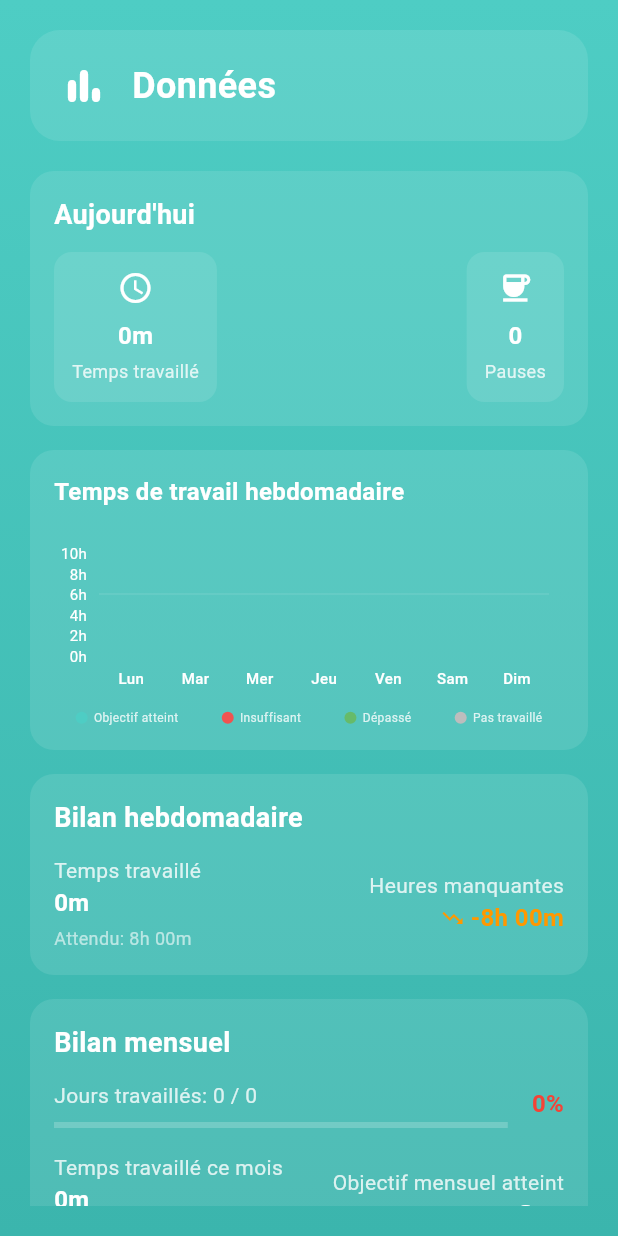
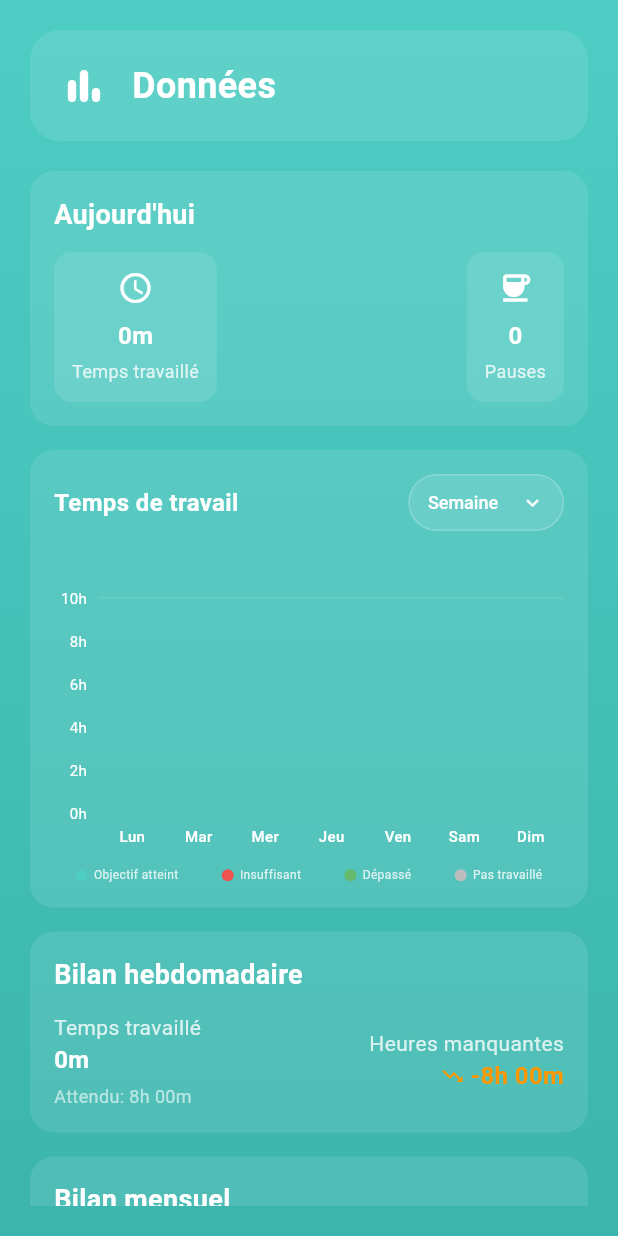
Before and after one commit to OscarIsorez/pointeur_app, a Flutter app: the DataScreenContent widget shown alone on an empty page, opened directly, on a phone screen of 412 x 824 dp. Run offline on Flutter 3.47's test engine with Material 3 defaults, Android fonts, the phone set to English and light mode, and no system bars; drawn by our look-alikes of fl_chart; our stand-ins replace equatable, flutter_bloc, shared_preferences; accounts and stored records are empty.

Commit message:
feat: Add WorkTimeChart widget and LoadAllWorkDataEvent to visualize all work data

```diff
--- a/lib/UI/widgets/data_screen_content.dart
+++ b/lib/UI/widgets/data_screen_content.dart
@@ -7,7 +7,7 @@ import 'package:pointeur_app/bloc/work_session_states.dart';
 import 'package:pointeur_app/bloc/settings_bloc.dart';
 import 'package:pointeur_app/bloc/settings_states.dart';
 import 'package:pointeur_app/services/work_time_service.dart';
-import 'package:pointeur_app/UI/widgets/weekly_work_chart.dart';
+import 'package:pointeur_app/UI/widgets/work_time_chart.dart';
 import 'dart:async';
 
 class DataScreenContent extends StatefulWidget {
@@ -255,6 +255,11 @@ class _DataScreenContentState extends State<DataScreenContent>
                               ? sessionState.weeklyData
                               : null;
 
+                      final allWorkData =
+                          sessionState is WorkSessionLoadedState
+                              ? sessionState.allWorkData
+                              : null;
+
                       final settings =
                           sessionState is WorkSessionLoadedState
                               ? sessionState.settings
@@ -272,6 +277,14 @@ class _DataScreenContentState extends State<DataScreenContent>
                           WidgetsBinding.instance.addPostFrameCallback((_) {
                             context.read<WorkSessionBloc>().add(
                               LoadWeeklyDataEvent(),
+                            );
+                          });
+                        }
+                        if (allWorkData == null) {
+                          // Load all work data if missing
+                          WidgetsBinding.instance.addPostFrameCallback((_) {
+                            context.read<WorkSessionBloc>().add(
+                              LoadAllWorkDataEvent(),
                             );
                           });
                         }
@@ -346,9 +359,9 @@ class _DataScreenContentState extends State<DataScreenContent>
 
                             const SizedBox(height: 16),
 
-                            // Weekly work time chart
-                            WeeklyWorkTimeChart(
-                              weeklyData: weeklyData,
+                            // Work time chart with period selector
+                            WorkTimeChart(
+                              allWorkData: allWorkData,
                               settings: settings,
                             ),
 
--- /dev/null
+++ b/lib/UI/widgets/work_time_chart.dart
@@ -0,0 +1,517 @@
+import 'package:fl_chart/fl_chart.dart';
+import 'package:flutter/material.dart';
+import 'package:pointeur_app/theme/app_colors.dart';
+import 'package:pointeur_app/models/work_settings.dart';
+import 'package:pointeur_app/models/chart_period.dart';
+import 'package:pointeur_app/services/work_time_service.dart';
+
+class WorkTimeChart extends StatefulWidget {
+  final List<WorkDayData>? allWorkData;
+  final WorkSettings? settings;
+
+  const WorkTimeChart({super.key, this.allWorkData, this.settings});
+
+  @override
+  State<WorkTimeChart> createState() => _WorkTimeChartState();
+}
+
+class _WorkTimeChartState extends State<WorkTimeChart> {
+  ChartPeriod _selectedPeriod = ChartPeriod.currentWeek;
+
+  // Colors for different work statuses
+  final Color underWorkedColor = Colors.red.shade400;
+  final Color exactWorkedColor = AppColors.primaryTeal;
+  final Color overWorkedColor = Colors.green.shade400;
+  final Color noWorkColor = Colors.grey.shade400;
+
+  @override
+  Widget build(BuildContext context) {
+    return Container(
+      padding: const EdgeInsets.all(16),
+      decoration: BoxDecoration(
+        color: Colors.white.withValues(alpha: 0.1),
+        borderRadius: BorderRadius.circular(16),
+      ),
+      child: Column(
+        crossAxisAlignment: CrossAxisAlignment.start,
+        children: [
+          // Header with period selector
+          Row(
+            mainAxisAlignment: MainAxisAlignment.spaceBetween,
+            children: [
+              Text(
+                'Temps de travail',
+                style: TextStyle(
+                  fontSize: 16,
+                  fontWeight: FontWeight.bold,
+                  color: Colors.white,
+                ),
+              ),
+              _buildPeriodSelector(),
+            ],
+          ),
+          const SizedBox(height: 16),
+
+          // Chart
+          SizedBox(
+            height: 200,
+            child:
+                widget.allWorkData == null
+                    ? const Center(
+                      child: CircularProgressIndicator(
+                        valueColor: AlwaysStoppedAnimation<Color>(Colors.white),
+                      ),
+                    )
+                    : _buildChart(),
+          ),
+
+          const SizedBox(height: 8),
+          _buildLegend(),
+        ],
+      ),
+    );
+  }
+
+  Widget _buildPeriodSelector() {
+    return Container(
+      padding: const EdgeInsets.symmetric(horizontal: 12, vertical: 6),
+      decoration: BoxDecoration(
+        color: Colors.white.withValues(alpha: 0.1),
+        borderRadius: BorderRadius.circular(20),
+        border: Border.all(color: Colors.white.withValues(alpha: 0.2)),
+      ),
+      child: DropdownButtonHideUnderline(
+        child: DropdownButton<ChartPeriod>(
+          value: _selectedPeriod,
+          isDense: true,
+          style: const TextStyle(
+            color: Colors.white,
+            fontSize: 12,
+            fontWeight: FontWeight.w500,
+          ),
+          dropdownColor: AppColors.primaryTealDark,
+          icon: Icon(Icons.keyboard_arrow_down, color: Colors.white, size: 16),
+          items:
+              ChartPeriod.values.map((period) {
+                return DropdownMenuItem<ChartPeriod>(
+                  value: period,
+                  child: Text(
+                    period.shortName,
+                    style: const TextStyle(color: Colors.white, fontSize: 12),
+                  ),
+                );
+              }).toList(),
+          onChanged: (ChartPeriod? newPeriod) {
+            if (newPeriod != null) {
+              setState(() {
+                _selectedPeriod = newPeriod;
+              });
+            }
+          },
+        ),
+      ),
+    );
+  }
+
+  Widget _buildChart() {
+    final chartData = _getChartData();
+
+    return AspectRatio(
+      aspectRatio: 2.0,
+      child: LayoutBuilder(
+        builder: (context, constraints) {
+          final availableWidth = constraints.maxWidth - 20;
+          final barCount = chartData.length;
+
+          // Ajuster la largeur selon le nombre de barres
+          double barsWidth;
+          double barsSpace;
+
+          if (_selectedPeriod == ChartPeriod.currentWeek) {
+            // Pour la semaine : barres plus larges
+            final totalBarsWidth = availableWidth * 0.7;
+            final totalSpaceWidth = availableWidth * 0.3;
+            barsWidth = totalBarsWidth / barCount;
+            barsSpace =
+                barCount > 1
+                    ? (totalSpaceWidth / (barCount - 1)).toDouble()
+                    : 0.0;
+          } else {
+            // Pour 4 semaines et mois : barres plus fines et plus serrées
+            barsWidth = availableWidth / (barCount * 1.5);
+            barsSpace = barsWidth * 0.5;
+          }
+
+          return BarChart(
+            BarChartData(
+              alignment: BarChartAlignment.spaceAround,
+              maxY: _getMaxY(),
+              barTouchData: BarTouchData(
+                enabled: true,
+                touchTooltipData: BarTouchTooltipData(
+                  getTooltipColor: (_) => Colors.black87,
+                  getTooltipItem: (group, groupIndex, rod, rodIndex) {
+                    final data = chartData[groupIndex];
+                    final expectedHours =
+                        widget.settings?.dailyWorkHours ?? 8.0;
+                    return BarTooltipItem(
+                      '${data.label.isEmpty ? "${data.date.day}/${data.date.month}" : data.label}\n${_formatToHHMM(rod.toY)} / ${_formatToHHMM(expectedHours)}',
+                      const TextStyle(
+                        color: Colors.white,
+                        fontWeight: FontWeight.bold,
+                      ),
+                    );
+                  },
+                ),
+              ),
+              titlesData: FlTitlesData(
+                show: true,
+                bottomTitles: AxisTitles(
+                  sideTitles: SideTitles(
+                    showTitles: true,
+                    reservedSize: 28,
+                    getTitlesWidget:
+                        (value, meta) => _bottomTitles(value, meta, chartData),
+                  ),
+                ),
+                leftTitles: AxisTitles(
+                  sideTitles: SideTitles(
+                    showTitles: true,
+                    reservedSize: 30,
+                    getTitlesWidget: _leftTitles,
+                    interval: 2,
+                  ),
+                ),
+                topTitles: const AxisTitles(
+                  sideTitles: SideTitles(showTitles: false),
+                ),
+                rightTitles: const AxisTitles(
+                  sideTitles: SideTitles(showTitles: false),
+                ),
+              ),
+              gridData: FlGridData(
+                show: true,
+                checkToShowHorizontalLine: (value) => value % 2 == 0,
+                getDrawingHorizontalLine:
+                    (value) => FlLine(
+                      color: Colors.white.withValues(alpha: 0.1),
+                      strokeWidth: 1,
+                    ),
+                drawVerticalLine: false,
+              ),
+              borderData: FlBorderData(show: false),
+              groupsSpace: barsSpace,
+              barGroups: _buildBarGroups(chartData, barsWidth),
+            ),
+          );
+        },
+      ),
+    );
+  }
+
+  List<ChartDataPoint> _getChartData() {
+    if (widget.allWorkData == null || widget.allWorkData!.isEmpty) {
+      return [];
+    }
+
+    final now = DateTime.now();
+    final filteredData = <WorkDayData>[];
+
+    switch (_selectedPeriod) {
+      case ChartPeriod.currentWeek:
+        // Données de la semaine courante (lundi à dimanche)
+        final startOfWeek = now.subtract(Duration(days: now.weekday - 1));
+        final endOfWeek = startOfWeek.add(const Duration(days: 6));
+
+        filteredData.addAll(
+          widget.allWorkData!.where((data) {
+            return data.date.isAfter(
+                  startOfWeek.subtract(const Duration(days: 1)),
+                ) &&
+                data.date.isBefore(endOfWeek.add(const Duration(days: 1)));
+          }),
+        );
+        break;
+
+      case ChartPeriod.lastFourWeeks:
+        // Données des 4 dernières semaines (28 jours)
+        final startDate = now.subtract(const Duration(days: 28));
+        filteredData.addAll(
+          widget.allWorkData!.where((data) {
+            return data.date.isAfter(
+              startDate.subtract(const Duration(days: 1)),
+            );
+          }),
+        );
+        break;
+
+      case ChartPeriod.currentMonth:
+        // Données du mois courant (du 1er au dernier jour)
+        final startOfMonth = DateTime(now.year, now.month, 1);
+        final endOfMonth = DateTime(now.year, now.month + 1, 0);
+
+        filteredData.addAll(
+          widget.allWorkData!.where((data) {
+            return data.date.isAfter(
+                  startOfMonth.subtract(const Duration(days: 1)),
+                ) &&
+                data.date.isBefore(endOfMonth.add(const Duration(days: 1)));
+          }),
+        );
+        break;
+    }
+
+    // Convertir en points de données pour le graphique
+    if (_selectedPeriod == ChartPeriod.currentWeek) {
+      return _buildWeeklyChartData(filteredData);
+    } else {
+      return _buildDailyChartData(filteredData);
+    }
+  }
+
+  List<ChartDataPoint> _buildWeeklyChartData(List<WorkDayData> data) {
+    final weekData = List.filled(7, 0.0);
+    final weekLabels = ['Lun', 'Mar', 'Mer', 'Jeu', 'Ven', 'Sam', 'Dim'];
+
+    for (final dayData in data) {
+      final weekday = dayData.date.weekday;
+      final arrayIndex = weekday - 1;
+      if (arrayIndex >= 0 && arrayIndex < 7) {
+        weekData[arrayIndex] = dayData.totalWorkHours;
+      }
+    }
+
+    return List.generate(7, (index) {
+      return ChartDataPoint(
+        value: weekData[index],
+        label: weekLabels[index],
+        date: DateTime.now().subtract(
+          Duration(days: DateTime.now().weekday - 1 - index),
+        ),
+      );
+    });
+  }
+
+  List<ChartDataPoint> _buildDailyChartData(List<WorkDayData> data) {
+    final now = DateTime.now();
+    final chartData = <ChartDataPoint>[];
+
+    if (_selectedPeriod == ChartPeriod.lastFourWeeks) {
+      // Pour 4 semaines : créer 28 points (un par jour)
+      final startDate = now.subtract(
+        const Duration(days: 27),
+      ); // 28 jours incluant aujourd'hui
+
+      for (int i = 0; i < 28; i++) {
+        final currentDate = startDate.add(Duration(days: i));
+        final dayData = data.firstWhere(
+          (d) =>
+              d.date.year == currentDate.year &&
+              d.date.month == currentDate.month &&
+              d.date.day == currentDate.day,
+          orElse:
+              () => WorkDayData(
+                date: currentDate,
+                totalWorkTime: Duration.zero,
+                expectedWorkTime: Duration.zero,
+                surplus: Duration.zero,
+                totalBreakTime: Duration.zero,
+                isComplete: false,
+              ),
+        );
+
+        // Afficher seulement certaines dates pour éviter l'encombrement
+        String label = '';
+        if (i % 7 == 0 || i == 27) {
+          // Afficher chaque semaine + le dernier jour
+          label = '${currentDate.day}/${currentDate.month}';
+        }
+
+        chartData.add(
+          ChartDataPoint(
+            value: dayData.totalWorkHours,
+            label: label,
+            date: currentDate,
+          ),
+        );
+      }
+    } else if (_selectedPeriod == ChartPeriod.currentMonth) {
+      // Pour le mois courant : créer un point par jour du mois
+      final endOfMonth = DateTime(now.year, now.month + 1, 0);
+      final daysInMonth = endOfMonth.day;
+
+      for (int day = 1; day <= daysInMonth; day++) {
+        final currentDate = DateTime(now.year, now.month, day);
+        final dayData = data.firstWhere(
+          (d) =>
+              d.date.year == currentDate.year &&
+              d.date.month == currentDate.month &&
+              d.date.day == currentDate.day,
+          orElse:
+              () => WorkDayData(
+                date: currentDate,
+                totalWorkTime: Duration.zero,
+                expectedWorkTime: Duration.zero,
+                surplus: Duration.zero,
+                totalBreakTime: Duration.zero,
+                isComplete: false,
+              ),
+        );
+
+        // Afficher seulement certains jours pour éviter l'encombrement
+        String label = '';
+        if (day == 1 || day % 5 == 0 || day == daysInMonth) {
+          // 1er, chaque 5 jours, dernier
+          label = '$day';
+        }
+
+        chartData.add(
+          ChartDataPoint(
+            value: dayData.totalWorkHours,
+            label: label,
+            date: currentDate,
+          ),
+        );
+      }
+    }
+
+    return chartData;
+  }
+
+  List<BarChartGroupData> _buildBarGroups(
+    List<ChartDataPoint> chartData,
+    double barsWidth,
+  ) {
+    final expectedHours = widget.settings?.dailyWorkHours ?? 8.0;
+
+    return chartData.asMap().entries.map((entry) {
+      final index = entry.key;
+      final dataPoint = entry.value;
+      final color = _getBarColor(dataPoint.value, expectedHours);
+
+      return BarChartGroupData(
+        x: index,
+        barRods: [
+          BarChartRodData(
+            toY: dataPoint.value,
+            color: color,
+            width: barsWidth,
+            borderRadius: BorderRadius.circular(4),
+          ),
+        ],
+      );
+    }).toList();
+  }
+
+  Widget _bottomTitles(
+    double value,
+    TitleMeta meta,
+    List<ChartDataPoint> chartData,
+  ) {
+    const style = TextStyle(
+      fontSize: 10,
+      color: Colors.white,
+      fontWeight: FontWeight.w500,
+    );
+
+    final index = value.toInt();
+    if (index >= 0 && index < chartData.length) {
+      return SideTitleWidget(
+        meta: meta,
+        child: Text(chartData[index].label, style: style),
+      );
+    }
+
+    return const SizedBox();
+  }
+
+  Widget _leftTitles(double value, TitleMeta meta) {
+    if (value == meta.max) {
+      return Container();
+    }
+    const style = TextStyle(fontSize: 10, color: Colors.white);
+    return SideTitleWidget(
+      meta: meta,
+      child: Text('${value.toInt()}h', style: style),
+    );
+  }
+
+  double _getMaxY() {
+    final expectedHours = widget.settings?.dailyWorkHours ?? 8.0;
+    return (expectedHours * 1.5).clamp(10.0, 16.0);
+  }
+
+  Color _getBarColor(double workedHours, double expectedHours) {
+    if (workedHours == 0) {
+      return noWorkColor;
+    } else if (workedHours < expectedHours * 0.9) {
+      return underWorkedColor;
+    } else if (workedHours <= expectedHours * 1.1) {
+      return exactWorkedColor;
+    } else {
+      return overWorkedColor;
+    }
+  }
+
+  Widget _buildLegend() {
+    return Row(
+      mainAxisAlignment: MainAxisAlignment.spaceAround,
+      children: [
+        _buildLegendItem('Objectif atteint', exactWorkedColor),
+        _buildLegendItem('Insuffisant', underWorkedColor),
+        _buildLegendItem('Dépassé', overWorkedColor),
+        _buildLegendItem('Pas travaillé', noWorkColor),
+      ],
+    );
+  }
+
+  Widget _buildLegendItem(String label, Color color) {
+    return Row(
+      mainAxisSize: MainAxisSize.min,
+      children: [
+        Container(
+          width: 8,
+          height: 8,
+          decoration: BoxDecoration(color: color, shape: BoxShape.circle),
+        ),
+        const SizedBox(width: 4),
+        Text(
+          label,
+          style: TextStyle(
+            fontSize: 8,
+            color: Colors.white.withValues(alpha: 0.8),
+          ),
+        ),
+      ],
+    );
+  }
+
+  String _formatToHHMM(dynamic timeValue) {
+    late final int hours;
+    late final int minutes;
+
+    if (timeValue is double) {
+      hours = timeValue.floor();
+      minutes = ((timeValue - hours) * 60).round();
+    } else if (timeValue is Duration?) {
+      hours = timeValue?.inHours ?? 0;
+      minutes = timeValue?.inMinutes.remainder(60) ?? 0;
+    } else {
+      throw ArgumentError('timeValue must be either double or Duration');
+    }
+
+    return '$hours:${minutes.toString().padLeft(2, '0')}';
+  }
+}
+
+class ChartDataPoint {
+  final double value;
+  final String label;
+  final DateTime date;
+
+  ChartDataPoint({
+    required this.value,
+    required this.label,
+    required this.date,
+  });
+}
--- a/lib/bloc/work_session_events.dart
+++ b/lib/bloc/work_session_events.dart
@@ -57,4 +57,6 @@ class LoadWeeklyDataEvent extends WorkSessionEvent {}
 
 class LoadMonthlySummaryEvent extends WorkSessionEvent {}
 
+class LoadAllWorkDataEvent extends WorkSessionEvent {}
+
 class RefreshAllDataEvent extends WorkSessionEvent {}
--- a/lib/bloc/work_session_states.dart
+++ b/lib/bloc/work_session_states.dart
@@ -17,6 +17,7 @@ class WorkSessionLoadingState extends WorkSessionState {
   final WorkStatus? lastKnownStatus;
   final WorkSettings? lastKnownSettings;
   final List<WorkDayData>? lastKnownWeeklyData;
+  final List<WorkDayData>? lastKnownAllWorkData;
   final WorkSummary? lastKnownMonthlySummary;
 
   const WorkSessionLoadingState({
@@ -24,6 +25,7 @@ class WorkSessionLoadingState extends WorkSessionState {
     this.lastKnownStatus,
     this.lastKnownSettings,
     this.lastKnownWeeklyData,
+    this.lastKnownAllWorkData,
     this.lastKnownMonthlySummary,
   });
 
@@ -33,6 +35,7 @@ class WorkSessionLoadingState extends WorkSessionState {
     lastKnownStatus,
     lastKnownSettings,
     lastKnownWeeklyData,
+    lastKnownAllWorkData,
     lastKnownMonthlySummary,
   ];
 }
@@ -42,6 +45,7 @@ class WorkSessionLoadedState extends WorkSessionState {
   final WorkStatus currentStatus;
   final WorkSettings? settings;
   final List<WorkDayData>? weeklyData;
+  final List<WorkDayData>? allWorkData;
   final WorkSummary? monthlySummary;
   final String? successMessage;
 
@@ -50,6 +54,7 @@ class WorkSessionLoadedState extends WorkSessionState {
     required this.currentStatus,
     this.settings,
     this.weeklyData,
+    this.allWorkData,
     this.monthlySummary,
     this.successMessage,
   });
@@ -59,6 +64,7 @@ class WorkSessionLoadedState extends WorkSessionState {
     WorkStatus? currentStatus,
     WorkSettings? settings,
     List<WorkDayData>? weeklyData,
+    List<WorkDayData>? allWorkData,
     WorkSummary? monthlySummary,
     String? successMessage,
     bool clearSuccessMessage = false,
@@ -68,6 +74,7 @@ class WorkSessionLoadedState extends WorkSessionState {
       currentStatus: currentStatus ?? this.currentStatus,
       settings: settings ?? this.settings,
       weeklyData: weeklyData ?? this.weeklyData,
+      allWorkData: allWorkData ?? this.allWorkData,
       monthlySummary: monthlySummary ?? this.monthlySummary,
       successMessage:
           clearSuccessMessage ? null : (successMessage ?? this.successMessage),
@@ -80,6 +87,7 @@ class WorkSessionLoadedState extends WorkSessionState {
     currentStatus,
     settings,
     weeklyData,
+    allWorkData,
     monthlySummary,
     successMessage,
   ];
@@ -91,6 +99,7 @@ class WorkSessionErrorState extends WorkSessionState {
   final WorkStatus? lastKnownStatus;
   final WorkSettings? lastKnownSettings;
   final List<WorkDayData>? lastKnownWeeklyData;
+  final List<WorkDayData>? lastKnownAllWorkData;
   final WorkSummary? lastKnownMonthlySummary;
 
   const WorkSessionErrorState(
@@ -99,6 +108,7 @@ class WorkSessionErrorState extends WorkSessionState {
     this.lastKnownStatus,
     this.lastKnownSettings,
     this.lastKnownWeeklyData,
+    this.lastKnownAllWorkData,
     this.lastKnownMonthlySummary,
   });
 
@@ -109,6 +119,7 @@ class WorkSessionErrorState extends WorkSessionState {
     lastKnownStatus,
     lastKnownSettings,
     lastKnownWeeklyData,
+    lastKnownAllWorkData,
     lastKnownMonthlySummary,
   ];
 }
--- /dev/null
+++ b/lib/models/chart_period.dart
@@ -0,0 +1,25 @@
+enum ChartPeriod { currentWeek, lastFourWeeks, currentMonth }
+
+extension ChartPeriodExtension on ChartPeriod {
+  String get displayName {
+    switch (this) {
+      case ChartPeriod.currentWeek:
+        return 'Cette semaine';
+      case ChartPeriod.lastFourWeeks:
+        return '4 dernières semaines';
+      case ChartPeriod.currentMonth:
+        return 'Ce mois';
+    }
+  }
+
+  String get shortName {
+    switch (this) {
+      case ChartPeriod.currentWeek:
+        return 'Semaine';
+      case ChartPeriod.lastFourWeeks:
+        return '4 semaines';
+      case ChartPeriod.currentMonth:
+        return 'Mois';
+    }
+  }
+}
```
Also changed, not shown: lib/bloc/work_session_bloc.dart (+49 -0 lines), lib/services/work_time_service.dart (+28 -3 lines).
